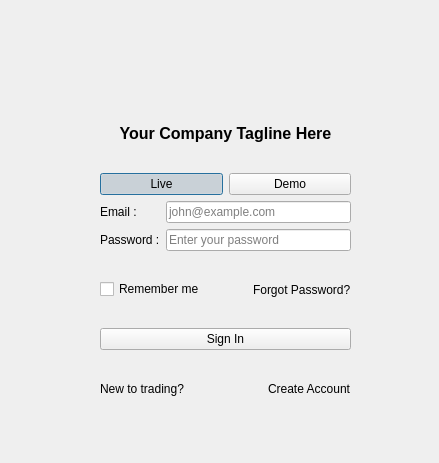
The window that Login/Login_page.ui (Ayazkhan4321/Trade_Design) describes before a commit, drawn with Qt 5.
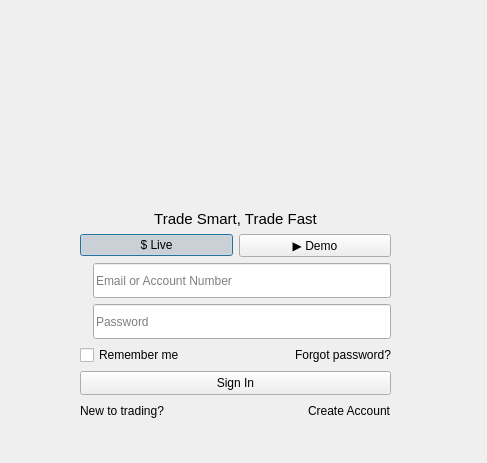
The same window after the commit. Icons and pictures are not drawn.

Commit message: icons added and trade panel changes

The edit to the form file:
```diff
--- a/Login/Login_page.ui
+++ b/Login/Login_page.ui
@@ -6,7 +6,7 @@
    <rect>
     <x>0</x>
     <y>0</y>
-    <width>439</width>
+    <width>487</width>
     <height>463</height>
    </rect>
   </property>
@@ -16,13 +16,15 @@
   <widget class="QWidget" name="layoutWidget">
    <property name="geometry">
     <rect>
-     <x>100</x>
-     <y>30</y>
-     <width>251</width>
-     <height>391</height>
+     <x>80</x>
+     <y>10</y>
+     <width>311</width>
+     <height>411</height>
     </rect>
    </property>
-   <layout class="QVBoxLayout" name="verticalLayout_3">
+   <layout class="QVBoxLayout" name="verticalLayout_2">
+    <item>
+     <layout class="QVBoxLayout" name="verticalLayout">
     <item>
      <widget class="QLabel" name="lb_logo">
       <property name="text">
@@ -37,16 +39,31 @@
      </widget>
     </item>
     <item>
+       <spacer name="verticalSpacer">
+        <property name="orientation">
+         <enum>Qt::Vertical</enum>
+        </property>
+        <property name="sizeHint" stdset="0">
+         <size>
+          <width>20</width>
+          <height>40</height>
+         </size>
+        </property>
+       </spacer>
+      </item>
+     </layout>
+    </item>
+    <item>
      <widget class="QLabel" name="lb_tagline">
       <property name="font">
        <font>
-        <pointsize>12</pointsize>
-        <weight>75</weight>
-        <bold>true</bold>
+        <pointsize>11</pointsize>
+        <weight>50</weight>
+        <bold>false</bold>
        </font>
       </property>
       <property name="text">
-       <string>&lt;html&gt;&lt;head/&gt;&lt;body&gt;&lt;p&gt;Your Company Tagline Here&lt;/p&gt;&lt;/body&gt;&lt;/html&gt;</string>
+       <string>Trade Smart, Trade Fast</string>
       </property>
       <property name="alignment">
        <set>Qt::AlignCenter</set>
@@ -58,11 +75,7 @@
       <item>
        <widget class="QPushButton" name="btn_live">
         <property name="text">
-         <string>Live</string>
-        </property>
-        <property name="icon">
-         <iconset resource="../Main_Icons.qrc">
-          <normaloff>:/Main_Window/Icons/show_symbol.png</normaloff>:/Main_Window/Icons/show_symbol.png</iconset>
+         <string>$ Live</string>
         </property>
         <property name="checkable">
          <bool>true</bool>
@@ -75,11 +88,7 @@
       <item>
        <widget class="QPushButton" name="btn_demo">
         <property name="text">
-         <string>Demo</string>
-        </property>
-        <property name="icon">
-         <iconset resource="../Main_Icons.qrc">
-          <normaloff>:/Main_Window/Icons/allow_or_prohibit_trading.png</normaloff>:/Main_Window/Icons/allow_or_prohibit_trading.png</iconset>
+         <string>▶ Demo</string>
         </property>
         <property name="checkable">
          <bool>true</bool>
@@ -89,45 +98,77 @@
      </layout>
     </item>
     <item>
-     <layout class="QHBoxLayout" name="horizontalLayout_2">
+     <layout class="QHBoxLayout" name="email_layout">
       <item>
-       <layout class="QVBoxLayout" name="verticalLayout_2">
-        <item>
-         <widget class="QLabel" name="lb_email">
-          <property name="text">
-           <string>Email :</string>
-          </property>
-         </widget>
-        </item>
-        <item>
-         <widget class="QLabel" name="lb_password">
+       <widget class="QLabel" name="icon_email">
+        <property name="maximumSize">
+         <size>
+          <width>24</width>
+          <height>24</height>
+         </size>
+        </property>
           <property name="text">
-           <string>Password :</string>
-          </property>
-         </widget>
-        </item>
-       </layout>
-      </item>
-      <item>
-       <layout class="QVBoxLayout" name="verticalLayout">
+         <string/>
+        </property>
+        <property name="pixmap">
+         <pixmap resource="../Main_Icons.qrc">:/Main_Window/Icons/Login_to_trade.png</pixmap>
+        </property>
+        <property name="scaledContents">
+         <bool>true</bool>
+        </property>
+       </widget>
+      </item>
         <item>
          <widget class="QLineEdit" name="input_email">
+        <property name="minimumSize">
+         <size>
+          <width>0</width>
+          <height>35</height>
+         </size>
+        </property>
           <property name="text">
            <string/>
           </property>
           <property name="placeholderText">
-           <string>john@example.com</string>
+         <string>Email or Account Number</string>
+        </property>
+       </widget>
+      </item>
+     </layout>
+    </item>
+    <item>
+     <layout class="QHBoxLayout" name="password_layout">
+      <item>
+       <widget class="QLabel" name="icon_password">
+        <property name="maximumSize">
+         <size>
+          <width>24</width>
+          <height>24</height>
+         </size>
+        </property>
+        <property name="text">
+         <string/>
+        </property>
+        <property name="pixmap">
+         <pixmap resource="../Main_Icons.qrc">:/Main_Window/Icons/password.png</pixmap>
+        </property>
+        <property name="scaledContents">
+         <bool>true</bool>
           </property>
          </widget>
         </item>
         <item>
          <widget class="QLineEdit" name="input_password">
+        <property name="minimumSize">
+         <size>
+          <width>0</width>
+          <height>35</height>
+         </size>
+        </property>
           <property name="placeholderText">
-           <string>Enter your password</string>
-          </property>
-         </widget>
-        </item>
-       </layout>
+         <string>Password</string>
+        </property>
+       </widget>
       </item>
      </layout>
     </item>
@@ -156,7 +197,7 @@
       <item>
        <widget class="QLabel" name="lbl_forgot_password">
         <property name="text">
-         <string>Forgot Password?</string>
+         <string>Forgot password?</string>
         </property>
        </widget>
       </item>
@@ -164,6 +205,24 @@
     </item>
     <item>
      <widget class="QPushButton" name="btn_signin">
+      <property name="sizePolicy">
+       <sizepolicy hsizetype="Minimum" vsizetype="Minimum">
+        <horstretch>0</horstretch>
+        <verstretch>0</verstretch>
+       </sizepolicy>
+      </property>
+      <property name="minimumSize">
+       <size>
+        <width>0</width>
+        <height>24</height>
+       </size>
+      </property>
+      <property name="maximumSize">
+       <size>
+        <width>16777215</width>
+        <height>12987774</height>
+       </size>
+      </property>
       <property name="cursor">
        <cursorShape>ArrowCursor</cursorShape>
       </property>
```
Left out of the diff: 5 changed lines with no effect on the pictures. Lines whose indentation alone changed are shown as unchanged. The commit also changes 417 other files.
